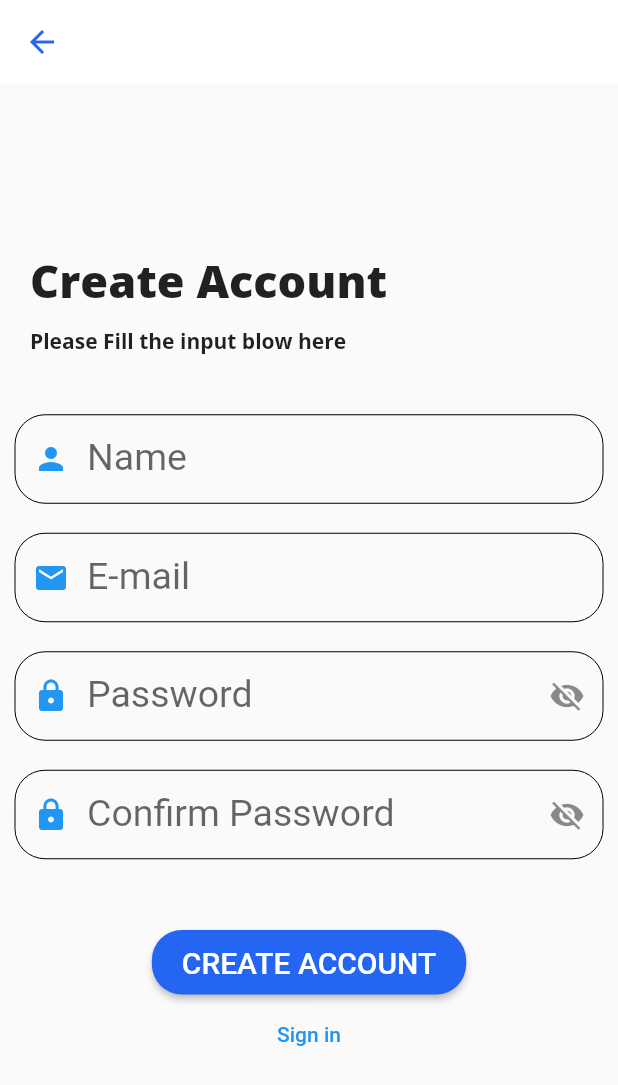
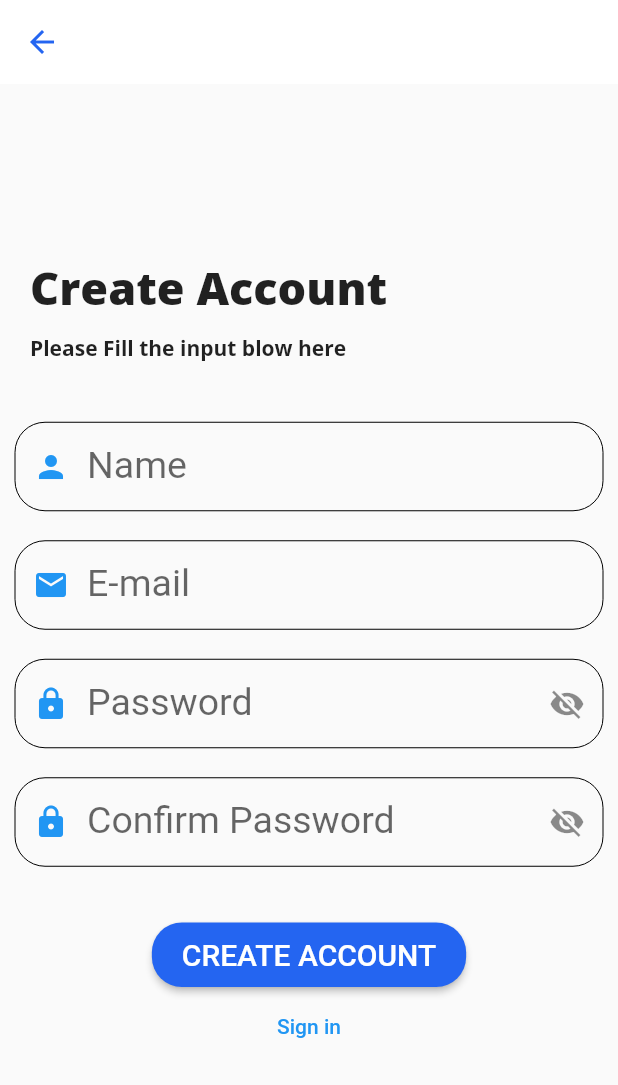
Before and after one commit to EngyAbosera/maxell, a Flutter app: the Create screen opened directly, on a phone screen of 412 x 824 dp. Shown: the top 1085 px of the screen. Run offline on Flutter 3.47's test engine with Material 2 defaults, Android fonts, the phone set to English and light mode, and no system bars; our stand-ins replace connectivity_plus, firebase_core, firebase_storage, flutter_staggered_animations, get, get_storage and 5 more; accounts and stored records are empty.

Commit message:
edit PView

```diff
--- a/lib/Screens/CreateAccountScreen.dart
+++ b/lib/Screens/CreateAccountScreen.dart
@@ -181,6 +181,7 @@ class AppState extends State<Create> {
                   verticalOffset: 70,
                   child: FadeInAnimation(
                     child: MyButton(
+                      margin: const EdgeInsets.only(top: 25),
                       label: const Text(
                         "CREATE ACCOUNT",
                         style: TextStyle(fontSize: 20),
--- a/lib/Screens/LoginScreen.dart
+++ b/lib/Screens/LoginScreen.dart
@@ -148,6 +148,7 @@ class LoginScreeninState extends State<LoginScreen> {
                   verticalOffset: 70,
                   child: FadeInAnimation(
                     child: MyButton(
+                      margin: const EdgeInsets.only(top: 25),
                       label: const Text(
                         "Sign In",
                         style: TextStyle(fontSize: 20),
--- a/lib/Screens/TaskDetails.dart
+++ b/lib/Screens/TaskDetails.dart
@@ -86,11 +86,12 @@ class _TaskDetailsState extends State<TaskDetails> {
             alignment: Alignment.bottomCenter,
             margin: const EdgeInsets.only(bottom: 20),
             child: MyButton(
+              padding: const EdgeInsets.all(10),
               onPressed: () async {
                 if (await Connectivity().checkConnectivity() ==
                     ConnectivityResult.none) {
                   snakBarCheckInternet();
-                }else{
+                } else {
                   _taskController.applyTask();
                   Get.back();
                   snakBarSuccess(message: 'Task Applied Successfuly!');
--- a/lib/Screens/update_email.dart
+++ b/lib/Screens/update_email.dart
@@ -75,6 +75,8 @@ class _UpdateEmailState extends State<UpdateEmail> {
               controller: _password,
             ),
             MyButton(
+              margin: const EdgeInsets.only(top: 25),
+              padding: const EdgeInsets.all(10),
               label: Text(
                 'Save',
                 style: subProfileTextStyle,
--- a/lib/Screens/update_name.dart
+++ b/lib/Screens/update_name.dart
@@ -27,7 +27,8 @@ class _UpdateNameState extends State<UpdateName> {
   @override
   void initState() {
     setState(() {
-      _name.value = TextEditingValue(text: userData['displayName'] ?? 'No Name');
+      _name.value =
+          TextEditingValue(text: userData['displayName'] ?? 'No Name');
     });
     super.initState();
   }
@@ -55,6 +56,8 @@ class _UpdateNameState extends State<UpdateName> {
               controller: _name,
             ),
             MyButton(
+              margin: const EdgeInsets.only(top: 25),
+              padding: const EdgeInsets.all(10),
               label: Text(
                 'Save',
                 style: subProfileTextStyle,
--- a/lib/Widgets/my_button.dart
+++ b/lib/Widgets/my_button.dart
@@ -6,11 +6,13 @@ import 'package:maxel/them.dart';
 class MyButton extends StatelessWidget {
   final Widget label;
   final EdgeInsets? padding;
+  final EdgeInsets? margin;
   final Function() onPressed;
 
   const MyButton({
     Key? key,
     required this.label,
+    this.margin,
     this.padding,
     required this.onPressed,
   }) : super(key: key);
@@ -18,12 +20,12 @@ class MyButton extends StatelessWidget {
   @override
   Widget build(BuildContext context) {
     return Container(
-      margin: const EdgeInsets.only(top: 35),
+      margin: margin,
       child: ElevatedButton(
         style: ButtonStyle(
           backgroundColor: MaterialStateProperty.all(Themes.primaryColor),
           padding: MaterialStateProperty.all(
-            padding ,
+            padding,
           ),
           shape: MaterialStateProperty.all(
             const RoundedRectangleBorder(
```
Also changed, not shown: lib/Screens/Pview.dart (+0 -25 lines).
